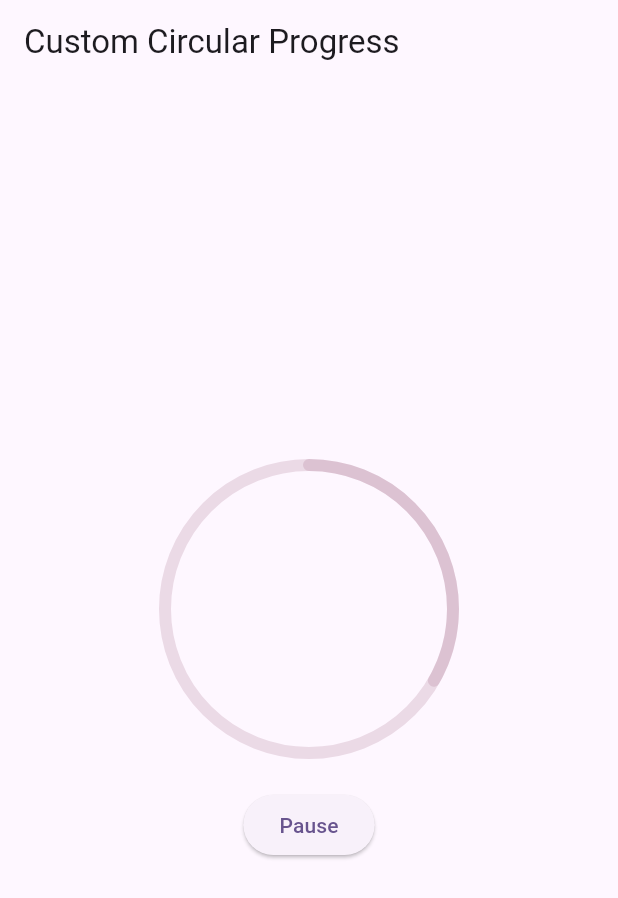
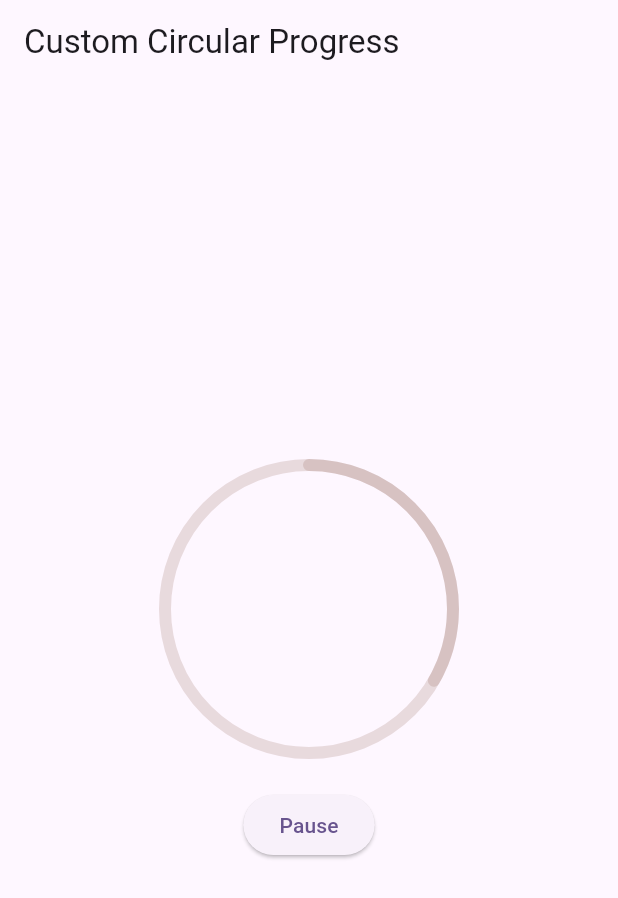
Before and after one commit to saqibcheema/beginer_to_advance_flutter_animations_series, a Flutter app: the first screen one second after launch, on a phone screen of 412 x 824 dp. Shown: the top 898 px of the screen. Run offline on Flutter 3.47's test engine with Material 3 defaults, Android fonts, the phone set to English and light mode, and no system bars.

Commit message:
Example 7 and Custom Circular Progress

```diff
--- a/lib/CustomCircularProgress.dart
+++ b/lib/CustomCircularProgress.dart
@@ -64,7 +64,7 @@ class _CustomCircularProgressState extends State<CustomCircularProgress>
 
     _colorAnimation = ColorTween(
       begin: Colors.red,
-      end: Colors.blue,
+      end: Colors.teal,
     ).animate(_controller);
 
     _progressAnimation = Tween<double>(
```
Also changed, not shown: lib/Example7.dart (added).
